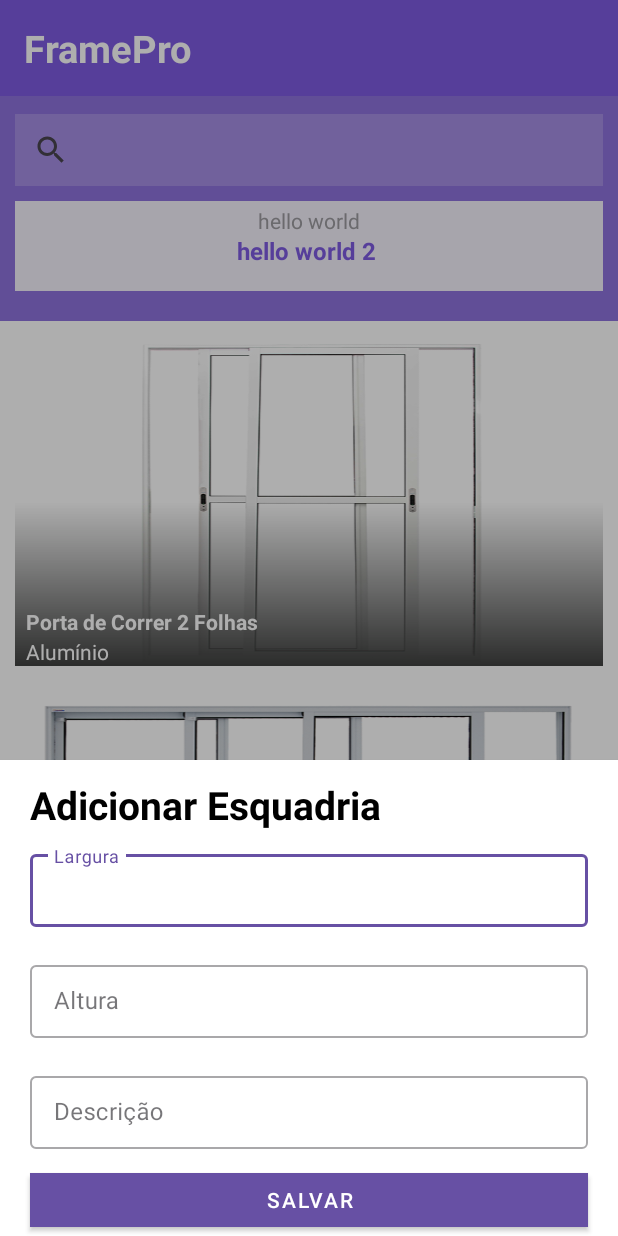
After one commit to aladinjunior/framepro, an Android app: the fragment FrameSheet placed in its activity, on a phone screen of 412 x 824 dp. The commit adds this screen. Run offline under Robolectric (Android 15) with nearby library versions, the phone set to English and light mode, and no system bars.

Commit message:
created frame sheet

```diff
--- a/FramePro/app/src/main/java/com/aladin/framepro/adapters/FramesAdapter.kt
+++ b/FramePro/app/src/main/java/com/aladin/framepro/adapters/FramesAdapter.kt
@@ -8,11 +8,12 @@ import androidx.recyclerview.widget.RecyclerView
 import com.aladin.framepro.R
 import com.aladin.framepro.data.models.Frame
 import com.aladin.framepro.databinding.FramesListItemBinding
+import com.aladin.framepro.extensions.setShadowLayer
 
-class FramesAdapter : RecyclerView.Adapter<FramesAdapter.FramesViewHolder>() {
+class FramesAdapter(private val onFrameClick: (name: String) -> Unit) : RecyclerView.Adapter<FramesAdapter.FramesViewHolder>() {
 
 
-    val listOfFrames: MutableList<Frame> = mutableListOf()
+    private val listOfFrames: MutableList<Frame> = mutableListOf()
 
 
     fun setList(newList: List<Frame>){
@@ -40,14 +41,12 @@ class FramesAdapter : RecyclerView.Adapter<FramesAdapter.FramesViewHolder>() {
                 frameTitle.text = frame.name
                 frameSubtitle.text = frame.subtitle
                 frameCover.setImageResource(frame.imgCover)
-
-                val imgDrawable = ContextCompat.getDrawable(itemView.context, frame.imgCover)
-                val layerDrawable = ContextCompat.getDrawable(itemView.context, R.drawable.img_background_shadows) as LayerDrawable
-                layerDrawable.setDrawableByLayerId(R.id.covered_movie_background, imgDrawable)
-
-                frameCover.setImageDrawable(layerDrawable)
+                setShadowLayer(frame, frameCover)
 
 
+                itemView.setOnClickListener {
+                    onFrameClick(frame.name)
+                }
 
             }
         }
--- a/FramePro/app/src/main/java/com/aladin/framepro/extensions/Extensions.kt
+++ b/FramePro/app/src/main/java/com/aladin/framepro/extensions/Extensions.kt
@@ -1,18 +1,22 @@
 package com.aladin.framepro.extensions
 
+import android.graphics.drawable.LayerDrawable
 import android.view.View
+import android.widget.ImageView
 import androidx.core.content.ContextCompat
 import androidx.fragment.app.Fragment
 import androidx.lifecycle.LiveData
 import androidx.lifecycle.MediatorLiveData
 import com.aladin.framepro.R
+import com.aladin.framepro.adapters.FramesAdapter
 import com.aladin.framepro.data.models.Frame
 import com.aladin.framepro.data.models.RegisterEntity
 import com.aladin.framepro.data.models.Register
 import com.aladin.framepro.ui.NewRegisterSheet
 import com.google.android.material.bottomsheet.BottomSheetDialog
+import com.google.android.material.bottomsheet.BottomSheetDialogFragment
 
-fun NewRegisterSheet.setSheetBackground(){
+fun BottomSheetDialogFragment.setSheetBackground(){
 
     dialog?.setOnShowListener {
         val dialog = it as? BottomSheetDialog
@@ -69,3 +73,12 @@ fun Fragment.buildFrames() : List<Frame> {
         )
 
 }
+
+fun FramesAdapter.FramesViewHolder.setShadowLayer(frame: Frame, frameCover: ImageView){
+
+    val imgDrawable = ContextCompat.getDrawable(itemView.context, frame.imgCover)
+    val layerDrawable = ContextCompat.getDrawable(itemView.context, R.drawable.img_background_shadows) as LayerDrawable
+    layerDrawable.setDrawableByLayerId(R.id.covered_movie_background, imgDrawable)
+
+    frameCover.setImageDrawable(layerDrawable)
+}
--- /dev/null
+++ b/FramePro/app/src/main/java/com/aladin/framepro/ui/FrameSheet.kt
@@ -0,0 +1,33 @@
+package com.aladin.framepro.ui
+
+import android.os.Bundle
+import android.view.LayoutInflater
+import android.view.View
+import android.view.ViewGroup
+import androidx.lifecycle.ViewModelProvider
+import com.aladin.framepro.databinding.FragmentFrameSheetBinding
+import com.aladin.framepro.databinding.FragmentNewRegisterSheetBinding
+import com.aladin.framepro.extensions.setSheetBackground
+import com.aladin.framepro.viewmodels.RegisterViewModel
+import com.google.android.material.bottomsheet.BottomSheetDialogFragment
+
+class FrameSheet : BottomSheetDialogFragment() {
+
+    private lateinit var binding: FragmentFrameSheetBinding
+
+    override fun onCreateView(
+        inflater: LayoutInflater, container: ViewGroup?, savedInstanceState: Bundle?
+    ): View {
+        binding = FragmentFrameSheetBinding.inflate(inflater, container, false)
+        return binding.root
+    }
+
+    override fun onViewCreated(view: View, savedInstanceState: Bundle?) {
+        super.onViewCreated(view, savedInstanceState)
+        setSheetBackground()
+
+
+
+    }
+
+}
--- a/FramePro/app/src/main/java/com/aladin/framepro/ui/FramesFragment.kt
+++ b/FramePro/app/src/main/java/com/aladin/framepro/ui/FramesFragment.kt
@@ -17,7 +17,7 @@ import com.aladin.framepro.databinding.FragmentFramesBinding
 import com.aladin.framepro.databinding.FramesListItemBinding
 import com.aladin.framepro.extensions.buildFrames
 
-class FramesFragment : Fragment(R.layout.fragment_frames) {
+class FramesFragment() : Fragment(R.layout.fragment_frames) {
 
 
 
@@ -27,7 +27,9 @@ class FramesFragment : Fragment(R.layout.fragment_frames) {
 
 
     private val adapter by lazy {
-        FramesAdapter()
+        FramesAdapter { str ->
+            FrameSheet().show(requireActivity().supportFragmentManager, "frameTag")
+        }
     }
     override fun onCreateView(inflater: LayoutInflater, container: ViewGroup?, savedInstanceState: Bundle?
     ): View {
@@ -41,7 +43,6 @@ class FramesFragment : Fragment(R.layout.fragment_frames) {
         val list = buildFrames()
 
 
-
         binding.framesRv.layoutManager = LinearLayoutManager(requireContext())
         binding.framesRv.adapter = adapter
         adapter.setList(list)
--- a/FramePro/app/src/main/java/com/aladin/framepro/ui/NewRegisterSheet.kt
+++ b/FramePro/app/src/main/java/com/aladin/framepro/ui/NewRegisterSheet.kt
@@ -7,7 +7,6 @@ import android.view.ViewGroup
 import android.widget.Toast
 import androidx.lifecycle.ViewModelProvider
 import androidx.lifecycle.viewModelScope
-import androidx.navigation.fragment.findNavController
 import com.aladin.framepro.R
 import com.aladin.framepro.data.models.Register
 import com.aladin.framepro.databinding.FragmentNewRegisterSheetBinding
@@ -34,8 +33,7 @@ class NewRegisterSheet : BottomSheetDialogFragment() {
         super.onViewCreated(view, savedInstanceState)
         setSheetBackground()
 
-        val activity = requireActivity()
-        registerViewModel = ViewModelProvider(activity)[RegisterViewModel::class.java]
+        registerViewModel = ViewModelProvider(requireActivity())[RegisterViewModel::class.java]
         with(binding) {
             saveBttn.setOnClickListener {
                 saveOnDb()
@@ -66,5 +64,4 @@ class NewRegisterSheet : BottomSheetDialogFragment() {
         return name.isNotEmpty() && name.isNotBlank() && address.isNotEmpty() && address.isNotBlank()
     }
 
-
 }
--- a/FramePro/app/src/main/java/com/aladin/framepro/ui/RegisterFragment.kt
+++ b/FramePro/app/src/main/java/com/aladin/framepro/ui/RegisterFragment.kt
@@ -15,7 +15,7 @@ import com.aladin.framepro.data.models.Register
 import com.aladin.framepro.databinding.FragmentRegisterBinding
 import com.aladin.framepro.viewmodels.RegisterViewModel
 
-class RegisterFragment : Fragment(R.layout.fragment_register) {
+class RegisterFragment() : Fragment(R.layout.fragment_register) {
 
     private lateinit var binding: FragmentRegisterBinding
 
--- /dev/null
+++ b/FramePro/app/src/main/res/layout/fragment_frame_sheet.xml
@@ -0,0 +1,76 @@
+<?xml version="1.0" encoding="utf-8"?>
+<LinearLayout xmlns:android="http://schemas.android.com/apk/res/android"
+    xmlns:tools="http://schemas.android.com/tools"
+    android:layout_width="match_parent"
+    android:layout_height="match_parent"
+    android:orientation="vertical"
+    tools:context=".ui.NewRegisterSheet">
+
+
+    <TextView
+        android:id="@+id/frame_name_txt"
+        android:layout_width="match_parent"
+        android:layout_height="wrap_content"
+        android:layout_marginTop="12dp"
+        android:layout_marginStart="20dp"
+        android:textColor="@color/black"
+        android:textSize="26sp"
+        android:textStyle="bold"
+        android:text="@string/add_frame" />
+
+    <com.google.android.material.textfield.TextInputLayout
+        style="@style/Widget.MaterialComponents.TextInputLayout.OutlinedBox.Dense"
+        android:layout_marginVertical="10dp"
+        android:layout_marginHorizontal="20dp"
+        android:layout_width="match_parent"
+        android:layout_height="wrap_content">
+
+        <com.google.android.material.textfield.TextInputEditText
+            android:id="@+id/width"
+            android:layout_width="match_parent"
+            android:layout_height="wrap_content"
+            android:inputType="numberDecimal"
+            android:hint="@string/width"/>
+
+    </com.google.android.material.textfield.TextInputLayout>
+
+    <com.google.android.material.textfield.TextInputLayout
+        style="@style/Widget.MaterialComponents.TextInputLayout.OutlinedBox.Dense"
+        android:layout_marginVertical="10dp"
+        android:layout_marginHorizontal="20dp"
+        android:layout_width="match_parent"
+        android:layout_height="wrap_content">
+
+        <com.google.android.material.textfield.TextInputEditText
+            android:id="@+id/height"
+            android:layout_width="match_parent"
+            android:layout_height="wrap_content"
+            android:inputType="numberDecimal"
+            android:hint="@string/height"/>
+
+    </com.google.android.material.textfield.TextInputLayout>
+
+    <com.google.android.material.textfield.TextInputLayout
+        style="@style/Widget.MaterialComponents.TextInputLayout.OutlinedBox.Dense"
+        android:layout_marginVertical="10dp"
+        android:layout_marginHorizontal="20dp"
+        android:layout_width="match_parent"
+        android:layout_height="wrap_content">
+
+        <com.google.android.material.textfield.TextInputEditText
+            android:id="@+id/description"
+            android:layout_width="match_parent"
+            android:layout_height="wrap_content"
+            android:hint="@string/description"/>
+
+    </com.google.android.material.textfield.TextInputLayout>
+
+    <com.google.android.material.button.MaterialButton
+        android:id="@+id/save_bttn"
+        style="@style/NoRoundedCornersButton"
+        android:layout_width="match_parent"
+        android:layout_height="wrap_content"
+        android:layout_marginHorizontal="20dp"
+        android:text="@string/save"/>
+
+</LinearLayout>
--- a/FramePro/app/src/main/res/values/strings.xml
+++ b/FramePro/app/src/main/res/values/strings.xml
@@ -21,4 +21,7 @@
     <string name="pspin">Porta de Giro</string>
     <string name="pcorrer_4f">Porta de Correr 4 Folhas</string>
     <string name="pcorrer_3f">Porta de Correr 3 Folhas</string>
+    <string name="add_frame">Adicionar Esquadria</string>
+    <string name="width">Largura</string>
+    <string name="height">Altura</string>
 </resources>
```
